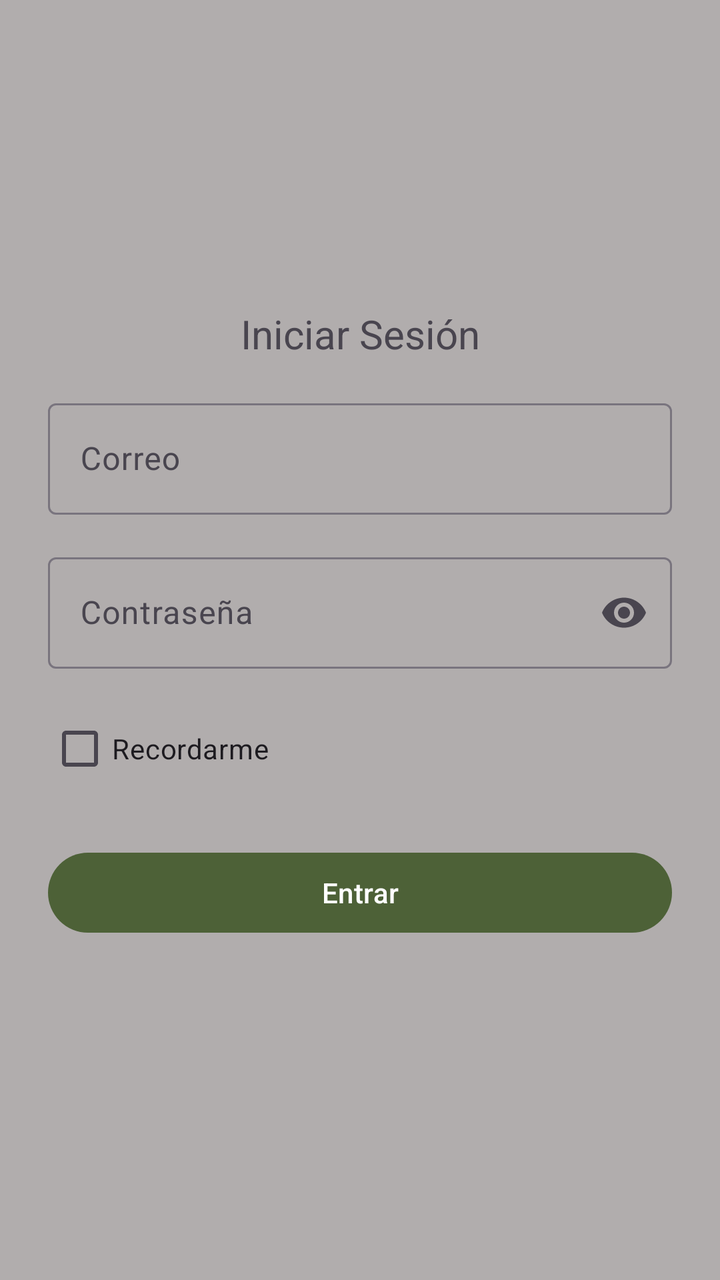
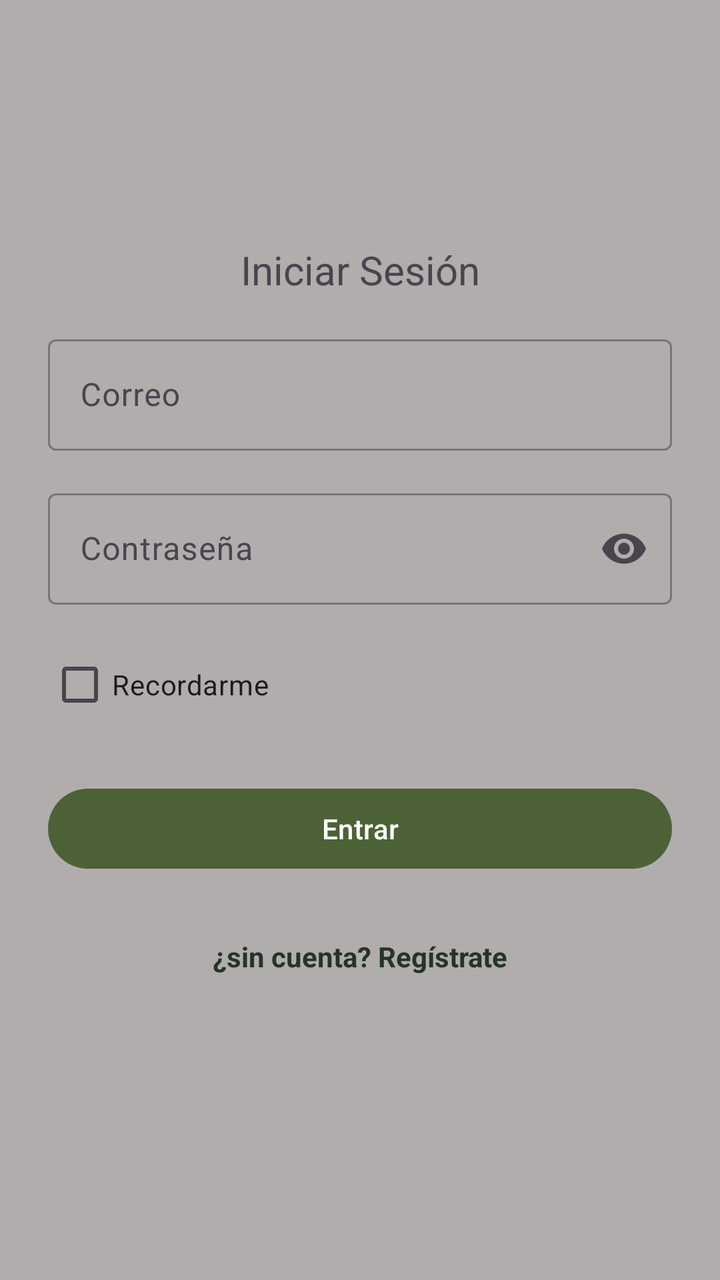

Two renders of the same Android screen: before a commit and after it. Below are the layout's source before the change and the commit's diff.
<!-- AndroidManifest.xml: application theme Theme.MyApplication -->
<!-- res/layout/activity_login.xml -->
<?xml version="1.0" encoding="utf-8"?>
<LinearLayout xmlns:android="http://schemas.android.com/apk/res/android"
    xmlns:app="http://schemas.android.com/apk/res-auto"
    xmlns:tools="http://schemas.android.com/tools"
    android:id="@+id/main"
    android:layout_width="match_parent"
    android:layout_height="match_parent"
    android:gravity="center_vertical"
    android:orientation="vertical"
    android:padding="24dp"
    tools:context=".LoginActivity">


    <TextView
        android:layout_width="match_parent"
        android:layout_height="wrap_content"
        android:layout_marginBottom="16dp"
        android:gravity="center"
        android:text="@string/login_title"
        android:textSize="20sp"></TextView>

    <com.google.android.material.textfield.TextInputLayout
        android:layout_width="match_parent"
        android:layout_height="wrap_content"
        android:layout_marginBottom="16dp"
        android:hint="@string/email_hint">

        <com.google.android.material.textfield.TextInputEditText
            android:layout_width="match_parent"
            android:layout_height="wrap_content"
            android:inputType="textEmailAddress"></com.google.android.material.textfield.TextInputEditText>


    </com.google.android.material.textfield.TextInputLayout>

    <com.google.android.material.textfield.TextInputLayout
        android:layout_width="match_parent"
        android:layout_height="wrap_content"
        android:layout_marginBottom="16dp"
        android:hint="@string/password_hint"
        app:endIconMode="password_toggle">

        <com.google.android.material.textfield.TextInputEditText
            android:layout_width="match_parent"
            android:layout_height="wrap_content"
            android:inputType="textPassword"></com.google.android.material.textfield.TextInputEditText>

    </com.google.android.material.textfield.TextInputLayout>

    <CheckBox
        android:layout_width="wrap_content"
        android:layout_height="wrap_content"
        android:layout_marginBottom="24dp"
        android:text="@string/remember_me" />

    <Button
        android:layout_width="match_parent"
        android:layout_height="wrap_content"
        android:text="@string/login_button"
        android:layout_marginBottom="16dp"/>


</LinearLayout>
<!-- resources referenced by this layout -->
<resources>
  <string name="email_hint">Correo</string>
  <string name="login_button">Entrar</string>
  <string name="login_title">Iniciar Sesión</string>
  <string name="password_hint">Contraseña</string>
  <string name="remember_me">Recordarme</string>
  <style name="Theme.MyApplication" parent="Base.Theme.MyApplication" />
  <style name="Base.Theme.MyApplication" parent="Theme.Material3.DayNight.NoActionBar">
          <item name="colorPrimary">@color/main_color</item>
          <item name="colorOnPrimary">@color/white</item>
          <item name="colorSecondary">@color/secondary_color</item>
          <item name="colorOnSecondary">@color/black</item>
          <item name="android:colorBackground">@color/background_color</item>
          <item name="colorOnBackground">@color/text</item>
      </style>
  <color name="main_color">#4D6137</color>
  <color name="white">#FFFFFFFF</color>
  <color name="secondary_color">#83A46D</color>
  <color name="black">#FF000000</color>
  <color name="background_color">#B1ADAD</color>
  <color name="text">#26332B</color>
</resources>

<!-- the commit's change to res/layout/activity_login.xml (unified diff, before → after) -->
@@ -59,5 +59,15 @@
         android:text="@string/login_button"
         android:layout_marginBottom="16dp"/>
 
+    <TextView
+        android:layout_width="match_parent"
+        android:layout_height="wrap_content"
+        android:text="@string/register_link"
+        android:gravity="center"
+        android:textColor="@color/text"
+        android:textStyle="bold"
+        android:minHeight="48dp"
+        android:layout_marginBottom="16dp"/>
+
 
 </LinearLayout>
<!-- resource entries referenced after the edit -->
@@ -4,6 +4,7 @@
   <string name="login_button">Entrar</string>
   <string name="login_title">Iniciar Sesión</string>
   <string name="password_hint">Contraseña</string>
+  <string name="register_link">¿sin cuenta? Regístrate</string>
   <string name="remember_me">Recordarme</string>
   <style name="Theme.MyApplication" parent="Base.Theme.MyApplication" />
   <style name="Base.Theme.MyApplication" parent="Theme.Material3.DayNight.NoActionBar">
